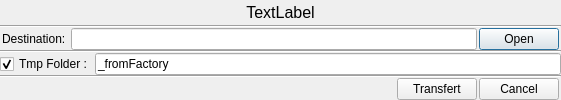
This is appli/factory/ui/dialTransfert.ui in snaress/studio as Qt 5 draws it before an edit. The edited form follows.
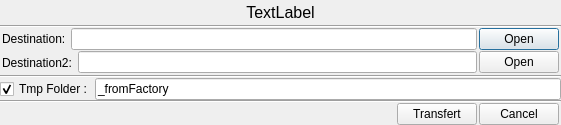
This is the edited form.

Commit message: factory: Update shader transfert

The edit to the form file:
```diff
--- a/appli/factory/ui/dialTransfert.ui
+++ b/appli/factory/ui/dialTransfert.ui
@@ -7,7 +7,7 @@
     <x>0</x>
     <y>0</y>
     <width>561</width>
-    <height>100</height>
+    <height>125</height>
    </rect>
   </property>
   <property name="windowTitle">
@@ -20,37 +20,6 @@
    <property name="spacing">
     <number>0</number>
    </property>
-   <item row="4" column="0">
-    <layout class="QHBoxLayout" name="hlTmpFolder">
-     <property name="spacing">
-      <number>2</number>
-     </property>
-     <item>
-      <widget class="QCheckBox" name="cbTmpFolder">
-       <property name="text">
-        <string>Tmp Folder :</string>
-       </property>
-       <property name="checked">
-        <bool>true</bool>
-       </property>
-      </widget>
-     </item>
-     <item>
-      <widget class="QLineEdit" name="leTmpFolder">
-       <property name="text">
-        <string>_fromFactory</string>
-       </property>
-      </widget>
-     </item>
-    </layout>
-   </item>
-   <item row="5" column="0">
-    <widget class="Line" name="line">
-     <property name="orientation">
-      <enum>Qt::Horizontal</enum>
-     </property>
-    </widget>
-   </item>
    <item row="0" column="0">
     <widget class="QLabel" name="lTransfert">
      <property name="font">
@@ -66,6 +35,13 @@
      </property>
     </widget>
    </item>
+   <item row="1" column="0">
+    <widget class="Line" name="line_3">
+     <property name="orientation">
+      <enum>Qt::Horizontal</enum>
+     </property>
+    </widget>
+   </item>
    <item row="2" column="0">
     <layout class="QHBoxLayout" name="hlDestination">
      <property name="spacing">
@@ -96,7 +72,45 @@
      </item>
     </layout>
    </item>
+   <item row="4" column="0">
+    <widget class="Line" name="line_2">
+     <property name="orientation">
+      <enum>Qt::Horizontal</enum>
+     </property>
+    </widget>
+   </item>
+   <item row="5" column="0">
+    <layout class="QHBoxLayout" name="hlTmpFolder">
+     <property name="spacing">
+      <number>2</number>
+     </property>
+     <item>
+      <widget class="QCheckBox" name="cbTmpFolder">
+       <property name="text">
+        <string>Tmp Folder :</string>
+       </property>
+       <property name="checked">
+        <bool>true</bool>
+       </property>
+      </widget>
+     </item>
+     <item>
+      <widget class="QLineEdit" name="leTmpFolder">
+       <property name="text">
+        <string>_fromFactory</string>
+       </property>
+      </widget>
+     </item>
+    </layout>
+   </item>
    <item row="6" column="0">
+    <widget class="Line" name="line">
+     <property name="orientation">
+      <enum>Qt::Horizontal</enum>
+     </property>
+    </widget>
+   </item>
+   <item row="7" column="0">
     <layout class="QHBoxLayout" name="hlBtns">
      <property name="spacing">
       <number>2</number>
@@ -137,17 +151,41 @@
     </layout>
    </item>
    <item row="3" column="0">
-    <widget class="Line" name="line_2">
-     <property name="orientation">
-      <enum>Qt::Horizontal</enum>
-     </property>
-    </widget>
-   </item>
-   <item row="1" column="0">
-    <widget class="Line" name="line_3">
-     <property name="orientation">
-      <enum>Qt::Horizontal</enum>
-     </property>
+    <widget class="QFrame" name="qfDestination2">
+     <layout class="QHBoxLayout" name="hlDestination2">
+      <property name="spacing">
+       <number>2</number>
+      </property>
+      <property name="leftMargin">
+       <number>2</number>
+      </property>
+      <property name="topMargin">
+       <number>0</number>
+      </property>
+      <property name="rightMargin">
+       <number>2</number>
+      </property>
+      <property name="bottomMargin">
+       <number>0</number>
+      </property>
+      <item>
+       <widget class="QLabel" name="lDestination2">
+        <property name="text">
+         <string>Destination2: </string>
+        </property>
+       </widget>
+      </item>
+      <item>
+       <widget class="QLineEdit" name="leDestination2"/>
+      </item>
+      <item>
+       <widget class="QPushButton" name="bOpen2">
+        <property name="text">
+         <string>Open</string>
+        </property>
+       </widget>
+      </item>
+     </layout>
     </widget>
    </item>
   </layout>
```
The commit also changes 4 other files.
